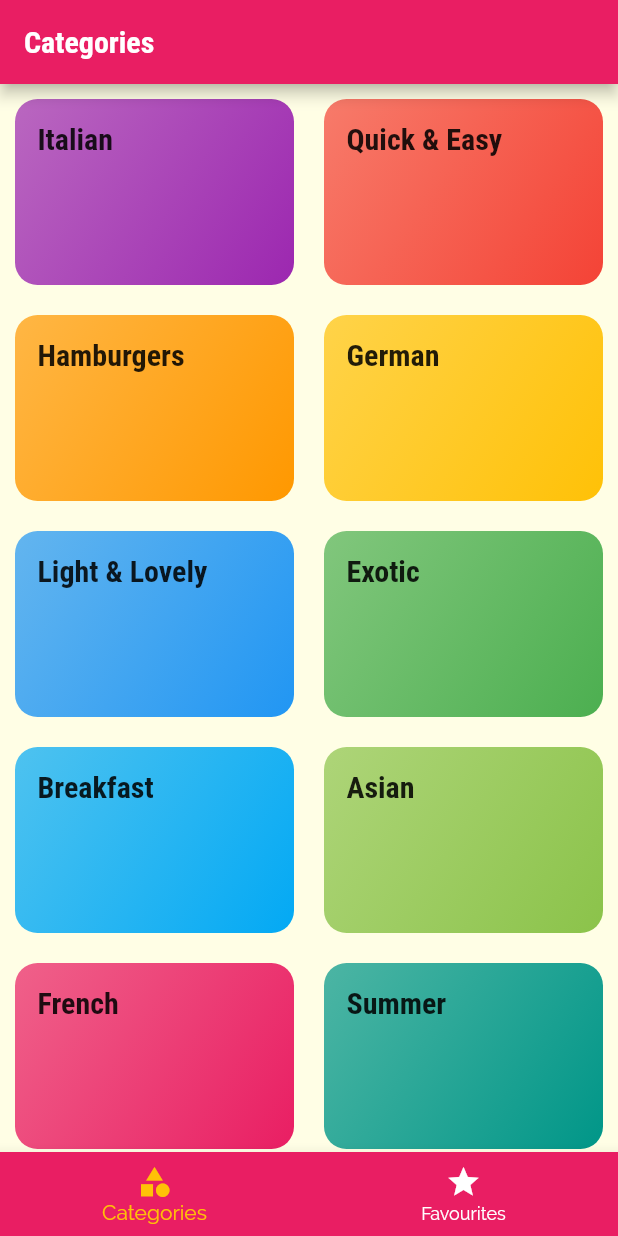
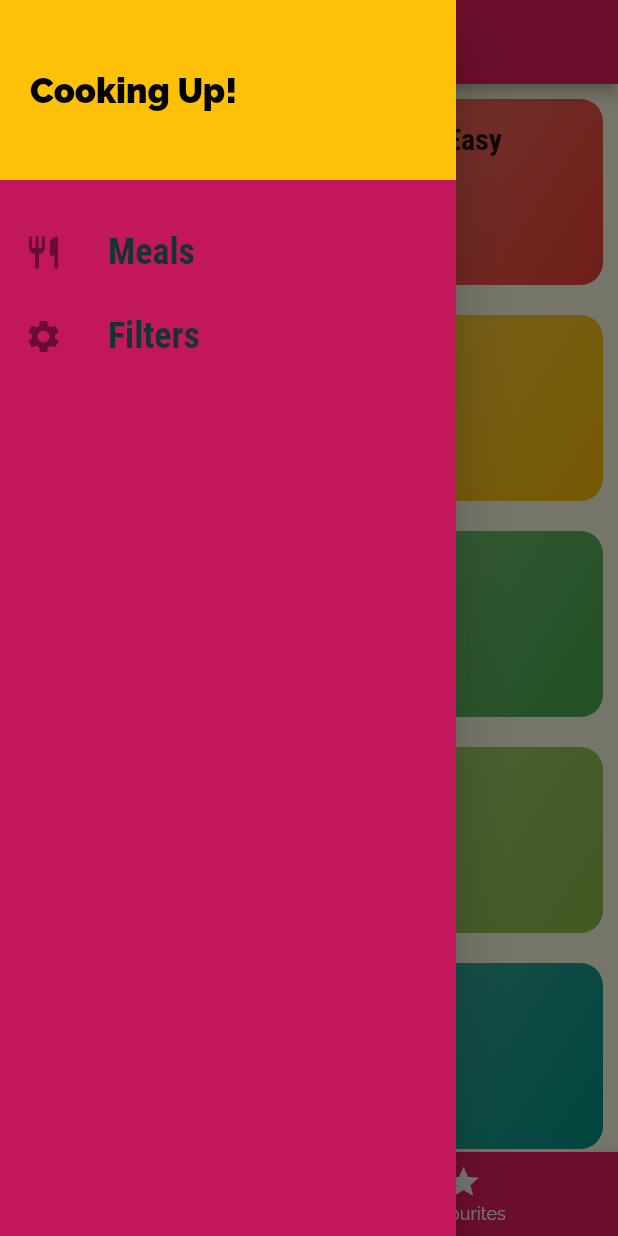
Before and after one commit to YogeshRajgure/Meals-App, a Flutter app: the screen it shows after launch, with the side drawer open (before the commit the screen has no drawer), on a phone screen of 412 x 824 dp. Run offline on Flutter 3.47's test engine with Material 2 defaults, Android fonts, the phone set to English and light mode, and no system bars.

Commit message:
implementing side bar step 1

```diff
--- a/lib/screens/tab_screen.dart
+++ b/lib/screens/tab_screen.dart
@@ -1,4 +1,5 @@
 import 'package:flutter/material.dart';
+import '../widgets/main_drawer.dart';
 
 import './categories_screen.dart';
 import './favourites.dart';
@@ -30,6 +31,7 @@
       appBar: AppBar(
         title: Text(_pages[_selectedPageIndex]['title'] as String),
       ),
+      drawer: MainDrawer(),
       // drawer: Drawer(
       //   backgroundColor: Theme.of(context).primaryColorDark,
       //   child: Text('drawer'),
--- /dev/null
+++ b/lib/widgets/main_drawer.dart
@@ -0,0 +1,62 @@
+import 'package:flutter/material.dart';
+
+class MainDrawer extends StatelessWidget {
+  // const MainDrawer({super.key});
+
+  Widget buildListTile(String title, IconData icon) {
+    return ListTile(
+      leading: Icon(
+        icon,
+        size: 26,
+      ),
+      title: Text(
+        title,
+        style: const TextStyle(
+          fontFamily: 'RobotoCondensed',
+          fontSize: 24,
+          fontWeight: FontWeight.bold,
+        ),
+      ),
+      onTap: () {
+        //
+      },
+    );
+  }
+
+  @override
+  Widget build(BuildContext context) {
+    return Drawer(
+      backgroundColor: Theme.of(context).primaryColorDark,
+      child: Column(
+        children: <Widget>[
+          Container(
+            height: 120,
+            width: double.infinity,
+            padding: EdgeInsets.all(20),
+            alignment: Alignment.centerLeft,
+            color: Theme.of(context).accentColor,
+            child: const Text(
+              'Cooking Up!',
+              style: TextStyle(
+                fontWeight: FontWeight.w900,
+                fontSize: 23,
+                color: Colors.black,
+              ),
+            ),
+          ),
+          const SizedBox(
+            height: 20,
+          ),
+          buildListTile(
+            'Meals',
+            Icons.restaurant,
+          ),
+          buildListTile(
+            'Filters',
+            Icons.settings,
+          ),
+        ],
+      ),
+    );
+  }
+}
```
